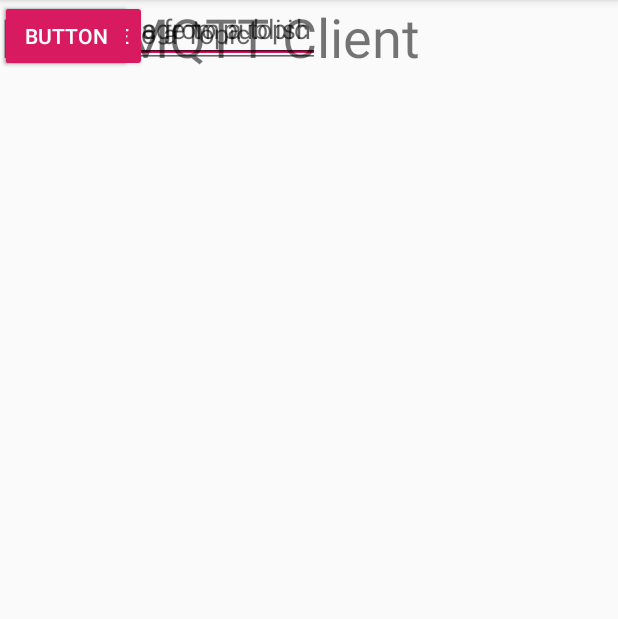
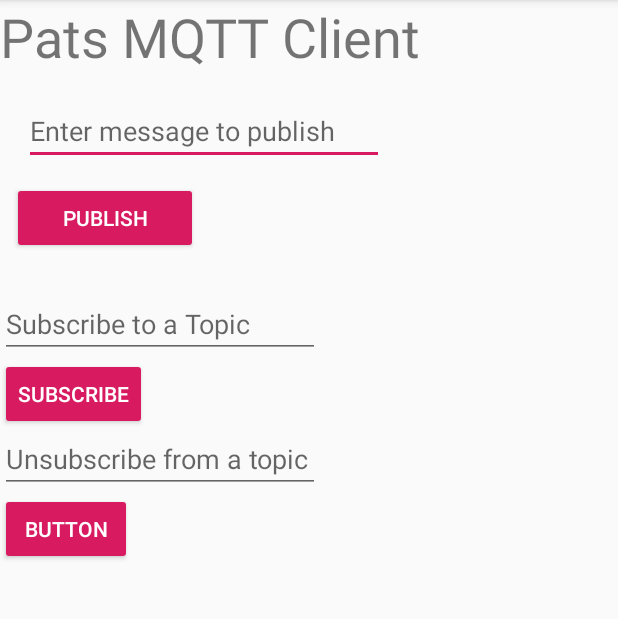
Before and after one commit to ppeters0502/whereabouts, an Android app: the screen it shows after launch (MainActivity), on a phone screen of 412 x 824 dp, the part 84-703 px from its top. Run offline under Robolectric (Android 15) with nearby library versions, the phone set to English and light mode, and no system bars; 2 statements that could not run were skipped.

Commit message:
layout relatively complete for lab, published working!

```diff
--- a/app/src/main/res/layout/activity_main.xml
+++ b/app/src/main/res/layout/activity_main.xml
@@ -1,20 +1,10 @@
 <?xml version="1.0" encoding="utf-8"?>
-<android.support.constraint.ConstraintLayout xmlns:android="http://schemas.android.com/apk/res/android"
+<RelativeLayout xmlns:android="http://schemas.android.com/apk/res/android"
     xmlns:app="http://schemas.android.com/apk/res-auto"
     xmlns:tools="http://schemas.android.com/tools"
     android:layout_width="match_parent"
     android:layout_height="match_parent"
     tools:context=".MainActivity">
-
-    <EditText
-        android:id="@+id/publishText"
-        android:layout_width="wrap_content"
-        android:layout_height="42dp"
-        android:ems="10"
-        android:hint="Enter message to publish"
-        android:inputType="textPersonName"
-        tools:layout_editor_absoluteX="28dp"
-        tools:layout_editor_absoluteY="141dp" />
 
     <TextView
         android:id="@+id/textView"
@@ -26,14 +16,31 @@
         tools:layout_editor_absoluteX="50dp"
         tools:layout_editor_absoluteY="32dp" />
 
+    <EditText
+        android:id="@+id/publishText"
+        android:layout_width="240dp"
+        android:layout_height="wrap_content"
+        android:ems="10"
+        android:hint="Enter message to publish"
+        android:layout_marginLeft="16dp"
+        android:layout_marginTop="16dp"
+        android:inputType="textPersonName"
+        android:layout_below="@+id/textView"
+        tools:layout_editor_absoluteX="28dp"
+        tools:layout_editor_absoluteY="141dp" />
+
     <Button
         android:id="@+id/publishButton"
         style="@style/Widget.AppCompat.Button.Colored"
-        android:layout_width="wrap_content"
-        android:layout_height="wrap_content"
+        android:layout_width="124dp"
+        android:layout_height="48dp"
+        android:layout_marginLeft="8dp"
+        android:layout_marginRight="8dp"
+        android:layout_marginTop="11dp"
         android:text="Publish"
-        tools:layout_editor_absoluteX="28dp"
-        tools:layout_editor_absoluteY="194dp" />
+        app:layout_constraintLeft_toRightOf="@+id/publishText"
+        app:layout_constraintRight_toRightOf="parent"
+        android:layout_below="@+id/publishText" />
 
     <EditText
         android:id="@+id/subscribeText"
@@ -42,6 +49,8 @@
         android:ems="10"
         android:hint="Subscribe to a Topic"
         android:inputType="textPersonName"
+        android:layout_below="@+id/publishButton"
+        android:layout_marginTop="24dp"
         tools:layout_editor_absoluteX="27dp"
         tools:layout_editor_absoluteY="301dp" />
 
@@ -51,6 +60,7 @@
         android:layout_width="wrap_content"
         android:layout_height="wrap_content"
         android:text="Subscribe"
+        android:layout_below="@+id/subscribeText"
         tools:layout_editor_absoluteX="28dp"
         tools:layout_editor_absoluteY="355dp" />
 
@@ -61,6 +71,7 @@
         android:ems="10"
         android:hint="Unsubscribe from a topic"
         android:inputType="textPersonName"
+        android:layout_below="@+id/subscribeButton"
         tools:layout_editor_absoluteX="28dp"
         tools:layout_editor_absoluteY="444dp" />
 
@@ -70,7 +81,8 @@
         android:layout_width="wrap_content"
         android:layout_height="wrap_content"
         android:text="Button"
+        android:layout_below="@+id/unSubscribeText"
         tools:layout_editor_absoluteX="36dp"
         tools:layout_editor_absoluteY="521dp" />
 
-</android.support.constraint.ConstraintLayout>
+</RelativeLayout>
```
